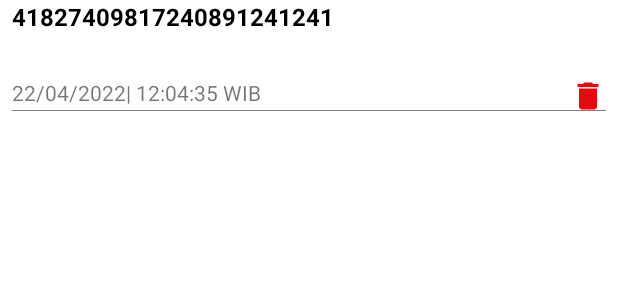
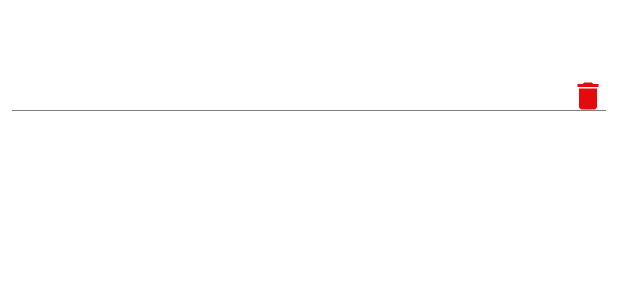
Before and after one commit to bakwanx/PretestOrmFarhanFadhilah, an Android app: the layout mutation_item.xml on its own in the app's theme, with its tools: preview values and no code run, on a phone screen of 412 x 824 dp. Shown: the top 300 px of the screen. Run offline under Robolectric (Android 15) with nearby library versions, the phone set to English and light mode, and no system bars.

Commit message:
second commit

```diff
--- a/app/src/main/res/layout/mutation_item.xml
+++ b/app/src/main/res/layout/mutation_item.xml
@@ -10,7 +10,6 @@
         android:id="@+id/tv_mutation_id"
         android:layout_width="wrap_content"
         android:layout_height="wrap_content"
-        android:text="41827409817240891241241"
         android:textStyle="bold"
         android:textColor="@color/black"
         android:textSize="16sp"
@@ -32,7 +31,6 @@
         android:id="@+id/tv_date_mutation"
         android:layout_width="wrap_content"
         android:layout_height="wrap_content"
-        android:text="22/04/2022| 12:04:35 WIB"
         app:layout_constraintStart_toStartOf="parent"
         android:layout_marginTop="8dp"
         app:layout_constraintTop_toBottomOf="@+id/tv_money_mutation"/>
```
